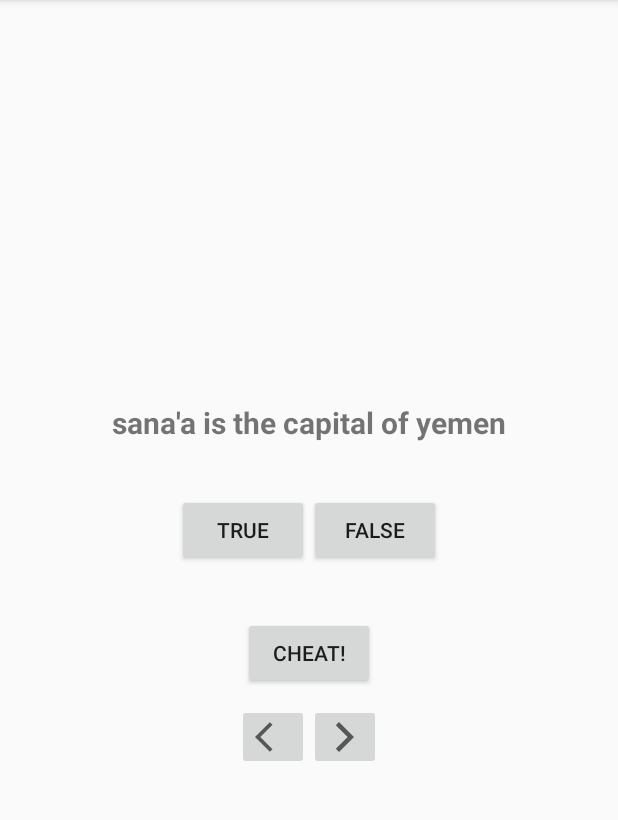
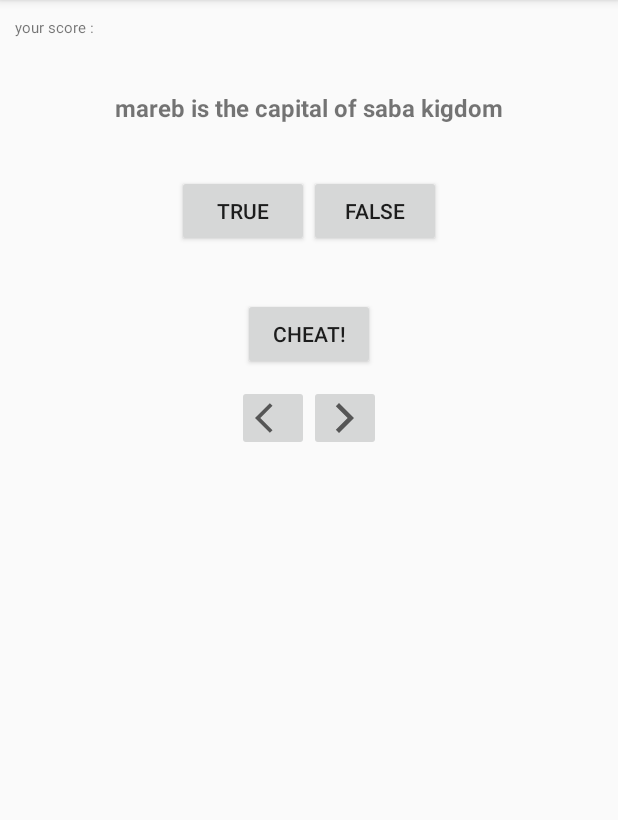
Before and after one commit to haythamalsharany/GeoQuiz, an Android app: the screen it shows after launch (MainActivity), on a phone screen of 412 x 824 dp, the part 84-904 px from its top. Run offline under Robolectric (Android 15) with nearby library versions, the phone set to English and light mode, and no system bars.

Commit message:
the android challenge no.7 solution first chance

```diff
--- a/app/src/main/java/com/alsharany/geoquiz/MainActivity.kt
+++ b/app/src/main/java/com/alsharany/geoquiz/MainActivity.kt
@@ -12,6 +12,7 @@ import android.widget.Toast
 import androidx.appcompat.app.AppCompatActivity
 import androidx.lifecycle.ViewModelProviders
 import kotlinx.android.synthetic.main.activity_main.*
+import kotlin.random.Random
 
 private const val REQUEST_CODE_CHEAT = 0
 class MainActivity : AppCompatActivity() {
@@ -20,18 +21,33 @@ class MainActivity : AppCompatActivity() {
     }
 
 
+
     private lateinit var QuestionText: TextView
+    private lateinit var player_Score_textView: TextView
     private lateinit var nextBtn: ImageButton
     private lateinit var previusBtn: ImageButton
     private lateinit var cheatButton: Button
 
 
     override fun onCreate(savedInstanceState: Bundle?) {
+        var easylist= arrayListOf<Question>()
+        easylist.addAll(quizViewModel.easyQuestion)
+        var meduimlist=arrayListOf<Question>()
+        meduimlist.addAll(quizViewModel.mediumQuetion)
+        var diffcalut_list=arrayListOf<Question>()
+            diffcalut_list.addAll(quizViewModel.defficlutQustion)
+
+       randomListOfQustion(easylist)
+        randomListOfQustion(meduimlist)
+        randomListOfQustion(diffcalut_list)
+
+
         super.onCreate(savedInstanceState)
         setContentView(R.layout.activity_main)
         this.nextBtn = findViewById(R.id.next_btn)
         previusBtn = findViewById(R.id.previus_btn)
         QuestionText = findViewById(R.id.Question_text)
+        player_Score_textView=findViewById(R.id.player_Score)
         cheatButton = findViewById(R.id.cheat_button)
         updateQuestion()
         true_btn.setOnClickListener {
@@ -39,6 +55,8 @@ class MainActivity : AppCompatActivity() {
             changeAnswerStatus()
             btnEnableUnEbale(false_btn,false)
             btnEnableUnEbale(true_btn,false)
+            btnEnableUnEbale(cheatButton,false)
+
 
             if  (checkCountOfAnswers())
                 getGrade()
@@ -48,12 +66,18 @@ class MainActivity : AppCompatActivity() {
             changeAnswerStatus()
             btnEnableUnEbale(false_btn,false)
             btnEnableUnEbale(true_btn,false)
+            btnEnableUnEbale(cheatButton,false)
             if (checkCountOfAnswers())
                 getGrade()
 
 
+
         }
         cheatButton.setOnClickListener {
+            btnEnableUnEbale(cheatButton,false)
+            changeAnswerStatus()
+
+
             // val intent = Intent(this, CheatingActivity::class.java)
             val answerIsTrue = quizViewModel.currentQuestionAnswer
             val intent = CheatingActivity.newIntent(this@MainActivity, answerIsTrue)
@@ -91,32 +115,32 @@ class MainActivity : AppCompatActivity() {
         if(quizViewModel.QuestionBank[quizViewModel.currentIndex].answerStatus==false) {
             btnEnableUnEbale(true_btn, true)
             btnEnableUnEbale(false_btn, true)
+            btnEnableUnEbale(cheatButton,true)
+            quizViewModel.isCheater=false
         }
-        else
-            msg_Toast("this question is alrady answered",Gravity.CENTER_VERTICAL)
-
-
-
+        else {
+            btnEnableUnEbale(true_btn, false)
+            btnEnableUnEbale(false_btn, false)
+            btnEnableUnEbale(cheatButton,false)
+            msg_Toast("this question is alrady answered", Gravity.CENTER_VERTICAL)
+        }
         QuestionText.setText(quizViewModel.currentQustionText)
 
-
-    }
+}
 
     private fun checkAnswer(userAnswer: Boolean) {
         val correctAnswer = quizViewModel.QuestionBank[quizViewModel.currentIndex].answer
-//        val messageResId = if (userAnswer == correctAnswer) {
-//            trueAnswer++
-//            R.string.Correct_toast
-//        } else {
-//            falseAnswer++
-//            R.string.wrong_toast
-
-//        }
 
         val messageResId = when {
-            quizViewModel.isCheater -> R.string.judgment_toast
+                quizViewModel.isCheater -> {
+                quizViewModel.falseAnswer++
+                quizViewModel.grade+=0
+                R.string.judgment_toast
+            }
             userAnswer == correctAnswer -> {
                 quizViewModel.trueAnswer++
+               quizViewModel.grade+=quizViewModel.QuestionBank[quizViewModel.currentIndex].mark
+                print_score()
                 R.string.Correct_toast}
             else -> { quizViewModel.falseAnswer++
                 R.string.wrong_toast
@@ -137,8 +161,10 @@ class MainActivity : AppCompatActivity() {
     }
 
     private fun getGrade() {
-        var grade = quizViewModel.trueAnswer * 10
-        msg_Toast("your score is : ${grade}%", Gravity.CENTER_VERTICAL)
+
+        msg_Toast("your score is : ${quizViewModel.grade}%", Gravity.CENTER_VERTICAL)
+
+
     }
 
     private fun msg_Toast(msg: CharSequence, gravity: Int) {
@@ -152,7 +178,7 @@ class MainActivity : AppCompatActivity() {
         when (viewId) {
             previusBtn.id -> {
                 btnEnableUnEbale(nextBtn,true)
-                if (quizViewModel.currentIndex <= 1) {
+                if (quizViewModel.currentIndex < 1) {
 
                     quizViewModel.currentIndex=0
 
@@ -174,6 +200,7 @@ class MainActivity : AppCompatActivity() {
                     btnEnableUnEbale(nextBtn,true)
 
                     quizViewModel.moveToNextQuestion()
+
                 }
 
             }
@@ -186,6 +213,21 @@ class MainActivity : AppCompatActivity() {
     }
     private  fun  changeAnswerStatus(){
         quizViewModel.QuestionBank[quizViewModel.currentIndex].answerStatus=true
+
+    }
+    fun randomListOfQustion(list: ArrayList<Question>){
+        var random = java.util.Random()
+        for (i in 1..2){
+            var randIndex=random.nextInt(list.size)
+            var randItem:Question=list.get(randIndex)
+                quizViewModel.QuestionBank.add(randItem)
+              list.remove(list[randIndex])
+
+        }
+    }
+    fun print_score(){
+        player_Score_textView.setText(quizViewModel.grade.toString())
     }
 
+
 }
--- a/app/src/main/java/com/alsharany/geoquiz/Quastion.kt
+++ b/app/src/main/java/com/alsharany/geoquiz/Quastion.kt
@@ -2,5 +2,5 @@ package com.alsharany.geoquiz
 
 import androidx.annotation.StringRes
 
-data class Question( @StringRes val Question_text:Int,val answer:Boolean,var answerStatus:Boolean) {
+data class Question( @StringRes val Question_text:Int,val answer:Boolean,var answerStatus:Boolean,val level:String,var mark:Int) {
 }
--- a/app/src/main/java/com/alsharany/geoquiz/QuizViewModel.kt
+++ b/app/src/main/java/com/alsharany/geoquiz/QuizViewModel.kt
@@ -1,34 +1,51 @@
 package com.alsharany.geoquiz
 
-import android.view.Gravity
-import android.widget.Toast
 import androidx.lifecycle.ViewModel
 
 class QuizViewModel : ViewModel() {
-    val QuestionBank = listOf<Question>(
-        Question(R.string.sanaa_question, true,false),
-        Question(R.string.taiz_question, true,false),
-        Question(R.string.ibb_question, true,false),
-        Question(R.string.aden_question, false,false),
-        Question(R.string.mareb_question, true,false),
-        Question(R.string.raima_question, true,false),
-        Question(R.string.hodida_question, true,false),
-        Question(R.string.mahra_question, true,false),
-        Question(R.string.lahg_question, false,false),
-        Question(R.string.mahweet_question, false,false),
+
+    val easyQuestion = listOf<Question>(
+        Question(R.string.sanaa_question, true, false, "easy", 10),
+        Question(R.string.taiz_question, true, false, "easy", 10),
+        Question(R.string.ibb_question, true, false, "easy", 10),
+        Question(R.string.aden_question, false, false, "easy", 10),
+        Question(R.string.mareb_question, true, false, "easy", 10),
+        Question(R.string.raima_question, true, false, "easy", 10),
+    )
+    val mediumQuetion = listOf<Question>(
+        Question(R.string.hodida_question, true, false, "medium", 15),
+        Question(R.string.mahra_question, true, false, "medium", 15),
+        Question(R.string.lahg_question, false, false, "medium", 15),
+        Question(R.string.mahweet_question, false, false, "medium", 15),
 
         )
+
+    val defficlutQustion = listOf<Question>(
+        Question(R.string.Pepulation_yemen, true, false, "diff", 25),
+        Question(R.string.rusia_question, true, false, "diff", 25),
+        Question(R.string.french_question, true, false, "diff", 25),
+        Question(R.string.turkey_question, false, false, "diff", 25),
+        Question(R.string.egypt_question, false, false, "diff", 25),
+        Question(R.string.IraQ_question, true, false, "diff", 25),
+    )
+
+    var QuestionBank = mutableListOf<Question>()
+
+
     var currentIndex = 0
     var trueAnswer = 0
     var falseAnswer = 0
     var isCheater = false
-    val currentQuestionAnswer:Boolean
+    var grade = 0
+    val currentQuestionAnswer: Boolean
         get() {
-          return QuestionBank[currentIndex].answer
+            return QuestionBank[currentIndex].answer
         }
     val currentQustionText:Int
         get() {
+
             return QuestionBank[currentIndex].Question_text
+
 
         }
     fun moveToNextQuestion(){
--- a/app/src/main/res/layout-land/activity_main.xml
+++ b/app/src/main/res/layout-land/activity_main.xml
@@ -1,7 +1,33 @@
 <?xml version="1.0" encoding="utf-8"?>
 <FrameLayout xmlns:android="http://schemas.android.com/apk/res/android"
     android:layout_width="match_parent" android:layout_height="match_parent"
+    android:layoutDirection="ltr"
     >
+    <LinearLayout
+        android:layout_width="wrap_content"
+        android:layout_height="wrap_content"
+        android:orientation="horizontal"
+        android:layout_gravity="top"
+        android:layout_marginTop="0dp"
+        android:gravity="center">
+        <TextView
+            android:id="@+id/show_Score"
+            android:layout_width="wrap_content"
+            android:layout_height="wrap_content"
+            android:text="your score :"
+            android:padding="10dp"
+            android:textSize="10sp"
+            android:textStyle="normal" />
+        <TextView
+            android:id="@+id/player_Score"
+            android:layout_width="wrap_content"
+            android:layout_height="wrap_content"
+            android:text="100"
+            android:padding="10dp"
+            android:textSize="12sp"
+            android:textStyle="bold" />
+
+    </LinearLayout>
     <TextView
         android:id="@+id/Question_text"
         android:layout_width="wrap_content"
@@ -16,6 +42,7 @@
 
         android:layout_width="wrap_content"
         android:layout_height="wrap_content"
+        android:gravity="center"
         android:layout_gravity="center_horizontal|center_vertical"
         >
         <Button
@@ -30,8 +57,18 @@
             android:layout_height="wrap_content"
             android:text="@string/false_button"
             ></Button>
+        <Button
+            android:id="@+id/cheat_button"
+            android:layout_width="wrap_content"
+            android:layout_height="wrap_content"
+            android:layout_marginLeft="40dp"
+
+            android:text="@string/cheat_button" />
 
     </LinearLayout>
+
+
+
     <LinearLayout
         android:layout_width="wrap_content"
         android:layout_height="wrap_content"
@@ -39,6 +76,7 @@
         android:padding="10dp"
         android:layout_marginLeft="200dp"
         >
+
         <ImageButton
 
             android:id="@+id/previus_btn"
--- a/app/src/main/res/layout/activity_main.xml
+++ b/app/src/main/res/layout/activity_main.xml
@@ -4,11 +4,36 @@
     android:layout_width="match_parent"
     android:layout_height="match_parent"
     android:orientation="vertical"
-    android:gravity="center"
+    android:gravity="center_horizontal"
     android:layoutDirection="ltr"
     android:textDirection="ltr"
 
     tools:context=".MainActivity">
+    <LinearLayout
+        android:layout_width="wrap_content"
+        android:layout_height="wrap_content"
+        android:orientation="horizontal"
+        android:layout_gravity="top"
+        android:layout_marginTop="0dp"
+        android:gravity="center">
+        <TextView
+            android:id="@+id/show_Score"
+            android:layout_width="wrap_content"
+            android:layout_height="wrap_content"
+            android:text="your score :"
+            android:padding="10dp"
+            android:textSize="10sp"
+            android:textStyle="normal" />
+        <TextView
+            android:id="@+id/player_Score"
+            android:layout_width="wrap_content"
+            android:layout_height="wrap_content"
+            android:text=""
+            android:padding="10dp"
+            android:textSize="12sp"
+            android:textStyle="bold" />
+
+    </LinearLayout>
 
     <TextView
         android:id="@+id/Question_text"
@@ -16,7 +41,7 @@
         android:layout_height="wrap_content"
         android:text=""
         android:padding="24dp"
-        android:textSize="20sp"
+        android:textSize="16sp"
         android:textStyle="bold" />
     <LinearLayout
         android:padding="10dp"
--- a/app/src/main/res/values/strings.xml
+++ b/app/src/main/res/values/strings.xml
@@ -26,5 +26,11 @@
     <string name="mahra_question">mahar has spicial accent</string>
     <string name="lahg_question">lahg is located between taiz and Aden</string>
     <string name="mahweet_question">mahweet is located in USA</string>
+    <string name="Pepulation_yemen">25 million people in yemen</string>
+    <string name="rusia_question">mosco is the capital of rusia</string>
+    <string name="french_question">eivel tour found in french</string>
+    <string name="turkey_question">arabic language is the formal in turkey </string>
+    <string name="egypt_question">egypt is located in aisa </string>
+    <string name="IraQ_question">Iraq had Pattil with USA</string>
 
 </resources>
```
